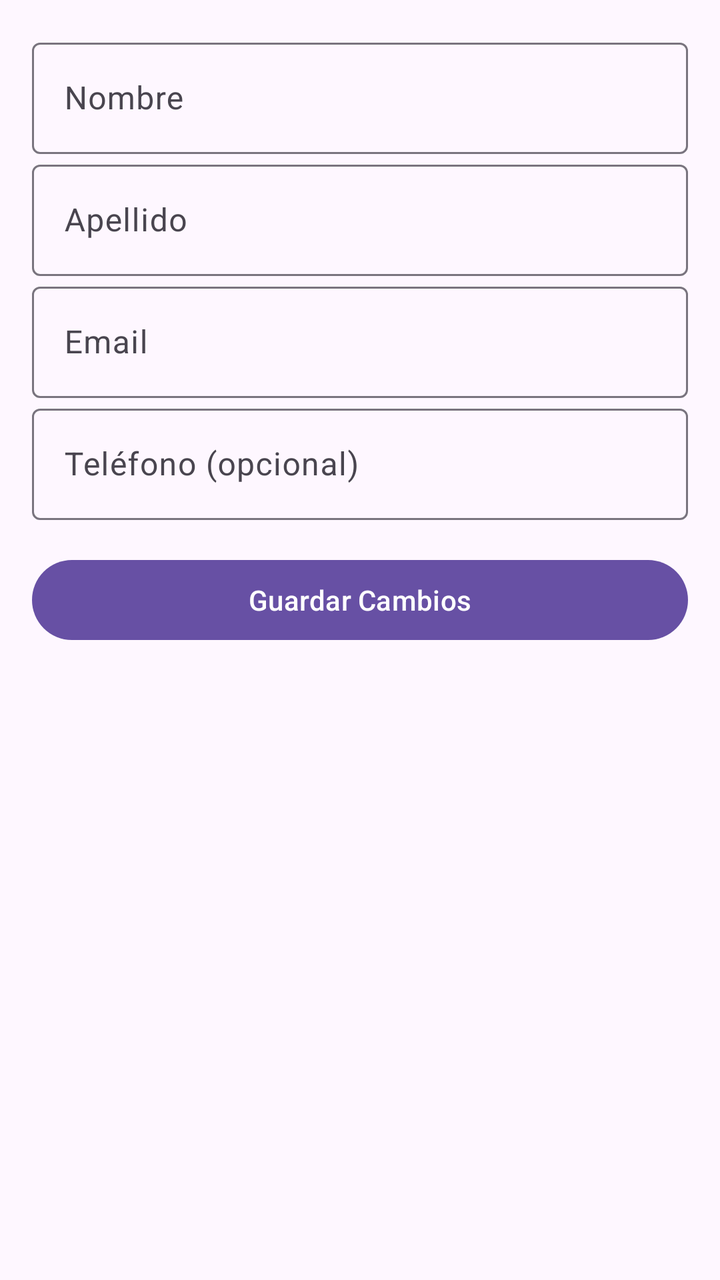
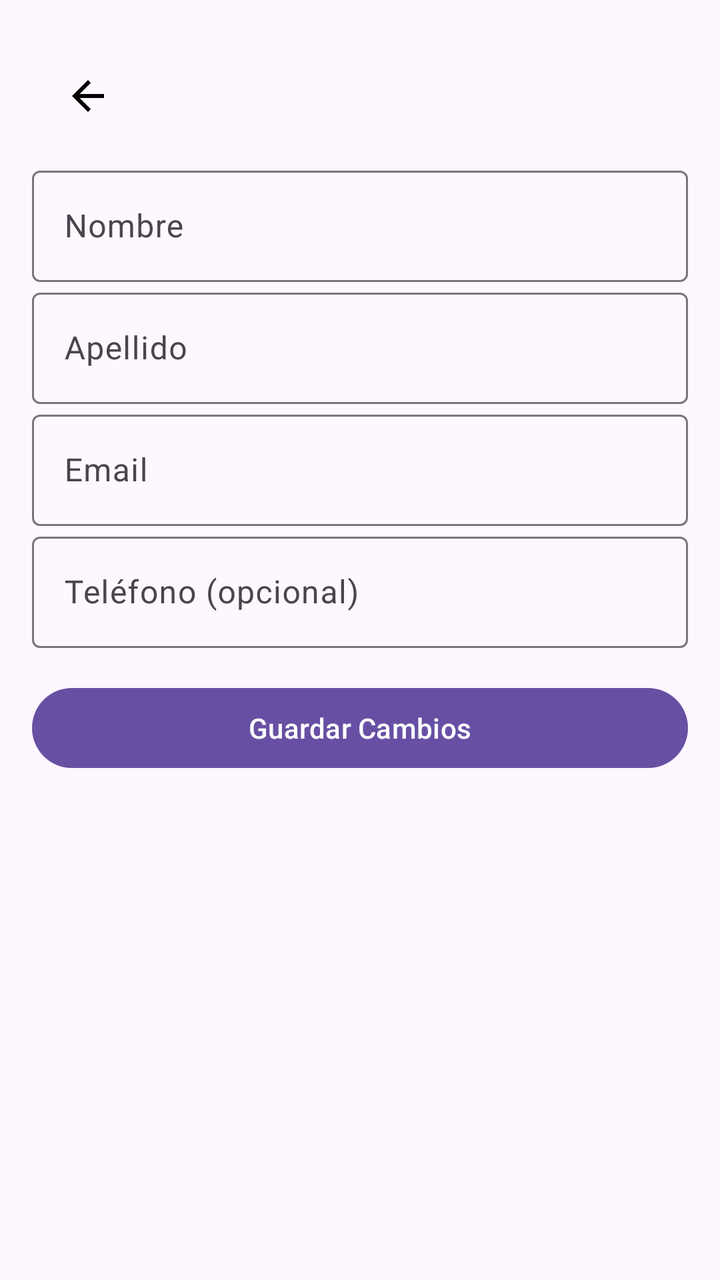

The first picture is an Android layout as it rendered before a commit; the second is the same layout after the commit. The layout source and the unified diff follow.
<!-- AndroidManifest.xml: application theme Theme.AppMedicosCarlos -->
<!-- res/layout/edit_profile_fragment.xml -->
<ScrollView xmlns:android="http://schemas.android.com/apk/res/android"
    android:layout_width="match_parent"
    android:layout_height="match_parent">

    <LinearLayout
        android:layout_width="match_parent"
        android:layout_height="wrap_content"
        android:orientation="vertical"
        android:padding="16dp">

        
        <com.google.android.material.textfield.TextInputLayout
            android:layout_width="match_parent"
            android:layout_height="wrap_content"
            android:hint="Nombre">
            <com.google.android.material.textfield.TextInputEditText
                android:id="@+id/etFirstName"
                android:layout_width="match_parent"
                android:layout_height="wrap_content" />
        </com.google.android.material.textfield.TextInputLayout>

        <com.google.android.material.textfield.TextInputLayout
            android:layout_width="match_parent"
            android:layout_height="wrap_content"
            android:hint="Apellido">
            <com.google.android.material.textfield.TextInputEditText
                android:id="@+id/etLastName"
                android:layout_width="match_parent"
                android:layout_height="wrap_content" />
        </com.google.android.material.textfield.TextInputLayout>

        <com.google.android.material.textfield.TextInputLayout
            android:layout_width="match_parent"
            android:layout_height="wrap_content"
            android:hint="Email">
            <com.google.android.material.textfield.TextInputEditText
                android:id="@+id/etEmail"
                android:layout_width="match_parent"
                android:layout_height="wrap_content" />
        </com.google.android.material.textfield.TextInputLayout>

        <com.google.android.material.textfield.TextInputLayout
            android:layout_width="match_parent"
            android:layout_height="wrap_content"
            android:hint="Teléfono (opcional)">
            <com.google.android.material.textfield.TextInputEditText
                android:id="@+id/etPhone"
                android:layout_width="match_parent"
                android:layout_height="wrap_content" />
        </com.google.android.material.textfield.TextInputLayout>

        
        <com.google.android.material.textfield.TextInputLayout
            android:id="@+id/layoutDateOfBirth"
            android:layout_width="match_parent"
            android:layout_height="wrap_content"
            android:hint="Fecha de nacimiento (yyyy-MM-dd)"
            android:visibility="gone">
            <com.google.android.material.textfield.TextInputEditText
                android:id="@+id/etDateOfBirth"
                android:layout_width="match_parent"
                android:layout_height="wrap_content" />
        </com.google.android.material.textfield.TextInputLayout>

        <com.google.android.material.textfield.TextInputLayout
            android:id="@+id/layoutGender"
            android:layout_width="match_parent"
            android:layout_height="wrap_content"
            android:hint="Género"
            android:visibility="gone">
            <com.google.android.material.textfield.TextInputEditText
                android:id="@+id/etGender"
                android:layout_width="match_parent"
                android:layout_height="wrap_content" />
        </com.google.android.material.textfield.TextInputLayout>

        <com.google.android.material.textfield.TextInputLayout
            android:id="@+id/layoutContact"
            android:layout_width="match_parent"
            android:layout_height="wrap_content"
            android:hint="Contacto de emergencia"
            android:visibility="gone">
            <com.google.android.material.textfield.TextInputEditText
                android:id="@+id/etContact"
                android:layout_width="match_parent"
                android:layout_height="wrap_content" />
        </com.google.android.material.textfield.TextInputLayout>

        
        <com.google.android.material.textfield.TextInputLayout
            android:id="@+id/layoutLicense"
            android:layout_width="match_parent"
            android:layout_height="wrap_content"
            android:hint="Número de licencia"
            android:visibility="gone">
            <com.google.android.material.textfield.TextInputEditText
                android:id="@+id/etLicenseNumber"
                android:layout_width="match_parent"
                android:layout_height="wrap_content" />
        </com.google.android.material.textfield.TextInputLayout>

        <com.google.android.material.textfield.TextInputLayout
            android:id="@+id/layoutSpecialty"
            android:layout_width="match_parent"
            android:layout_height="wrap_content"
            android:hint="Especialidad (ID)"
            android:visibility="gone">
            <com.google.android.material.textfield.TextInputEditText
                android:id="@+id/etSpecialtyId"
                android:inputType="number"
                android:layout_width="match_parent"
                android:layout_height="wrap_content" />
        </com.google.android.material.textfield.TextInputLayout>

        <com.google.android.material.textfield.TextInputLayout
            android:id="@+id/layoutOffice"
            android:layout_width="match_parent"
            android:layout_height="wrap_content"
            android:hint="Dirección de consultorio"
            android:visibility="gone">
            <com.google.android.material.textfield.TextInputEditText
                android:id="@+id/etOfficeAddress"
                android:layout_width="match_parent"
                android:layout_height="wrap_content" />
        </com.google.android.material.textfield.TextInputLayout>

        <com.google.android.material.textfield.TextInputLayout
            android:id="@+id/layoutBio"
            android:layout_width="match_parent"
            android:layout_height="wrap_content"
            android:hint="Biografía"
            android:visibility="gone">
            <com.google.android.material.textfield.TextInputEditText
                android:id="@+id/etBio"
                android:layout_width="match_parent"
                android:layout_height="wrap_content" />
        </com.google.android.material.textfield.TextInputLayout>

        <Button
            android:id="@+id/btnSave"
            android:layout_width="match_parent"
            android:layout_height="wrap_content"
            android:text="Guardar Cambios"
            android:layout_marginTop="16dp" />

    </LinearLayout>
</ScrollView>
<!-- resources referenced by this layout -->
<resources>
  <style name="Theme.AppMedicosCarlos" parent="Base.Theme.AppMedicosCarlos" />
  <style name="Base.Theme.AppMedicosCarlos" parent="Theme.Material3.DayNight.NoActionBar">
          
          
      </style>
</resources>

<!-- the commit's change to res/layout/edit_profile_fragment.xml (unified diff, before → after) -->
@@ -1,4 +1,6 @@
+<?xml version="1.0" encoding="utf-8"?>
 <ScrollView xmlns:android="http://schemas.android.com/apk/res/android"
+    xmlns:app="http://schemas.android.com/apk/res-auto"
     android:layout_width="match_parent"
     android:layout_height="match_parent">
 
@@ -8,7 +10,13 @@
         android:orientation="vertical"
         android:padding="16dp">
 
-        
+        <com.google.android.material.appbar.MaterialToolbar
+            android:id="@+id/topAppBar"
+            android:layout_width="match_parent"
+            android:layout_height="wrap_content"
+            android:background="@android:color/transparent"
+            app:navigationIcon="@drawable/ic_arrow_back" />
+
         <com.google.android.material.textfield.TextInputLayout
             android:layout_width="match_parent"
             android:layout_height="wrap_content"
@@ -49,7 +57,6 @@
                 android:layout_height="wrap_content" />
         </com.google.android.material.textfield.TextInputLayout>
 
-        
         <com.google.android.material.textfield.TextInputLayout
             android:id="@+id/layoutDateOfBirth"
             android:layout_width="match_parent"
@@ -86,7 +93,6 @@
                 android:layout_height="wrap_content" />
         </com.google.android.material.textfield.TextInputLayout>
 
-        
         <com.google.android.material.textfield.TextInputLayout
             android:id="@+id/layoutLicense"
             android:layout_width="match_parent"
@@ -103,13 +109,17 @@
             android:id="@+id/layoutSpecialty"
             android:layout_width="match_parent"
             android:layout_height="wrap_content"
-            android:hint="Especialidad (ID)"
-            android:visibility="gone">
-            <com.google.android.material.textfield.TextInputEditText
-                android:id="@+id/etSpecialtyId"
-                android:inputType="number"
+            android:hint="Especialidad"
+            android:visibility="gone"
+            app:endIconMode="dropdown_menu">
+
+            <com.google.android.material.textfield.MaterialAutoCompleteTextView
+                android:id="@+id/dropdownSpecialty"
                 android:layout_width="match_parent"
-                android:layout_height="wrap_content" />
+                android:layout_height="wrap_content"
+                android:inputType="none"
+                android:focusable="false"
+                android:cursorVisible="false" />
         </com.google.android.material.textfield.TextInputLayout>
 
         <com.google.android.material.textfield.TextInputLayout
<!-- resource entries referenced after the edit -->
@@ -1,5 +1,16 @@
 <!-- resources referenced by this layout -->
 <resources>
+  <!-- drawable ic_arrow_back (drawable) -->
+  <vector xmlns:android="http://schemas.android.com/apk/res/android"
+      android:width="24dp"
+      android:height="24dp"
+      android:viewportWidth="24"
+      android:viewportHeight="24">
+  
+      <path
+          android:fillColor="@android:color/black"
+          android:pathData="M20,11H7.83l5.59,-5.59L12,4l-8,8 8,8 1.41,-1.41L7.83,13H20v-2z"/>
+  </vector>
   <style name="Theme.AppMedicosCarlos" parent="Base.Theme.AppMedicosCarlos" />
   <style name="Base.Theme.AppMedicosCarlos" parent="Theme.Material3.DayNight.NoActionBar">
           
